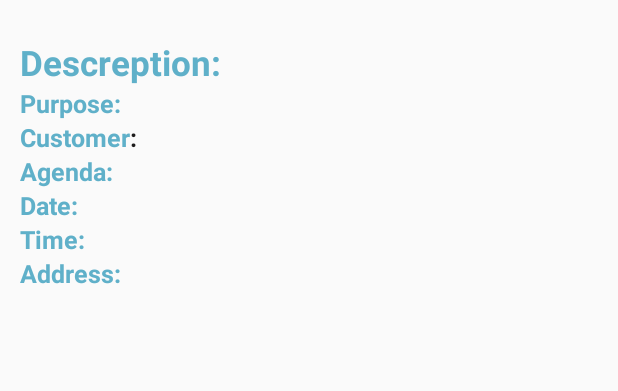
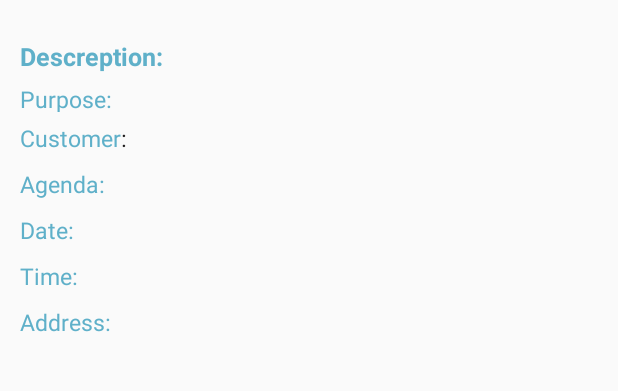
Before and after one commit to vijay040/TrackApp, an Android app: the MeetingDetailsActivity screen opened directly, with no data from a screen before it, on a phone screen of 412 x 824 dp, the part 269-660 px from its top. Run offline under Robolectric (Android 15) with nearby library versions, the light colour scheme and no system bars; our stand-ins replace sdp/ssp sizes; 7 statements that could not run were skipped.

Commit message:
this is updated by anuradha

```diff
--- a/app/src/main/res/layout/acitivity_meetingdetails.xml
+++ b/app/src/main/res/layout/acitivity_meetingdetails.xml
@@ -19,18 +19,19 @@
         android:layout_toRightOf="@id/img"
         android:text="Descreption:"
         android:textColor="@color/text_color"
-        android:textSize="@dimen/_18sdp"
+        android:textSize="@dimen/_13sdp"
         android:textStyle="bold" />
+
     <TextView
         android:id="@+id/txtpurpose"
         android:layout_width="wrap_content"
-        android:layout_height="wrap_content"
+        android:layout_height="19dp"
         android:layout_marginLeft="@dimen/_10sdp"
+        android:layout_marginTop="@dimen/_5sdp"
         android:layout_toRightOf="@id/img"
         android:text="Purpose:"
         android:textColor="@color/text_color"
-        android:textSize="@dimen/_13sdp"
-        android:textStyle="bold" />
+        android:textSize="@dimen/_12sdp" />
     <TextView
         android:id="@+id/txtcustomer"
         android:layout_width="wrap_content"
@@ -38,9 +39,10 @@
         android:layout_marginLeft="@dimen/_10sdp"
         android:layout_toRightOf="@id/img"
         android:text="Customer:"
+        android:layout_marginTop="@dimen/_5sdp"
         android:textColor="@color/text_color"
-        android:textSize="@dimen/_13sdp"
-        android:textStyle="bold" />
+        android:textSize="@dimen/_12sdp"
+         />
     <TextView
         android:id="@+id/txtagenda"
         android:layout_width="wrap_content"
@@ -48,9 +50,10 @@
         android:layout_marginLeft="@dimen/_10sdp"
         android:layout_toRightOf="@id/img"
         android:text="Agenda:"
+        android:layout_marginTop="@dimen/_7sdp"
         android:textColor="@color/text_color"
-        android:textSize="@dimen/_13sdp"
-        android:textStyle="bold" />
+        android:textSize="@dimen/_12sdp"
+        />
     <TextView
         android:id="@+id/txtdate"
         android:layout_width="wrap_content"
@@ -59,8 +62,8 @@
         android:layout_toRightOf="@id/img"
         android:text="Date:"
         android:textColor="@color/text_color"
-        android:textSize="@dimen/_13sdp"
-        android:textStyle="bold" />
+        android:textSize="@dimen/_12sdp"
+       android:layout_marginTop="@dimen/_7sdp" />
     <TextView
         android:id="@+id/txttime"
         android:layout_width="wrap_content"
@@ -68,9 +71,10 @@
         android:layout_marginLeft="@dimen/_10sdp"
         android:layout_toRightOf="@id/img"
         android:text="Time:"
+        android:layout_marginTop="@dimen/_7sdp"
         android:textColor="@color/text_color"
-        android:textSize="@dimen/_13sdp"
-        android:textStyle="bold" />
+        android:textSize="@dimen/_12sdp"
+        />
     <TextView
         android:id="@+id/txtaddress"
         android:layout_width="wrap_content"
@@ -79,8 +83,8 @@
         android:layout_toRightOf="@id/img"
         android:text="Address:"
         android:textColor="@color/text_color"
-        android:textSize="@dimen/_13sdp"
-        android:textStyle="bold" />
+        android:textSize="@dimen/_12sdp"
+      android:layout_marginTop="@dimen/_7sdp" />
 
 
 
```
Also changed, not shown: app/src/main/java/com/example/lenovo/trackapp/activity/MyScheduleActivity.java (+6 -1 lines), app/src/main/res/layout/activity_my_schedule.xml (+15 -8 lines).
